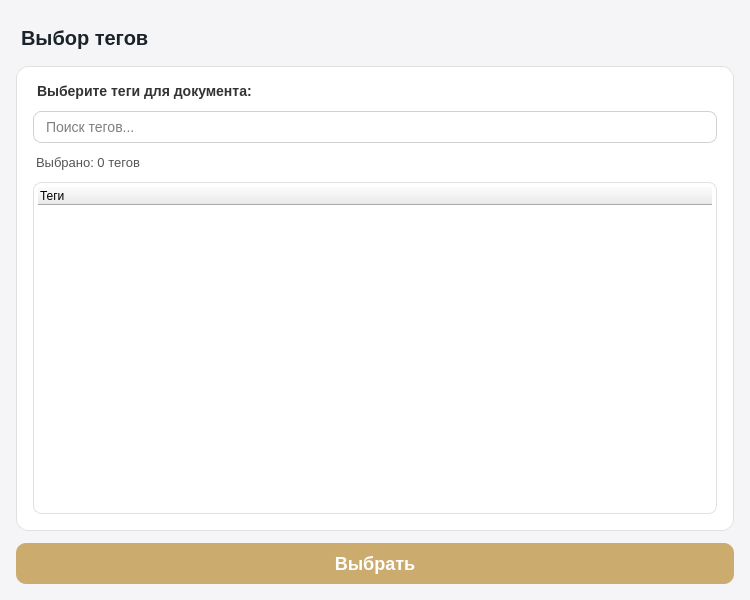
Old version of the form client/ui/documents/create/tag_selection_dialog.ui in the repository lerakaplich/Documents.
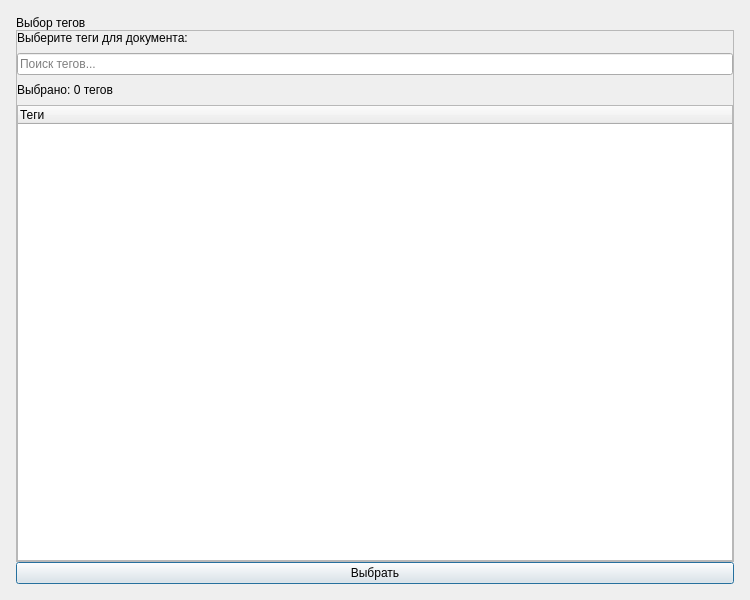
New version of the form.

What changed in the file:
```diff
--- a/client/ui/documents/create/tag_selection_dialog.ui
+++ b/client/ui/documents/create/tag_selection_dialog.ui
@@ -19,12 +19,12 @@
 }
 
 QDialog {
-    background-color: #F5F5F7;
-    color: black;
+    background-color: {BG_DIALOG_ALT};
+    color: {TEXT_BLACK};
 }
 
 QLabel#titleLabel {
-    color: #1B232A;
+    color: {TEXT_PRIMARY};
     font-size: 20px;
     font-weight: bold;
     background-color: transparent;
@@ -32,8 +32,8 @@
 }
 
 QFrame#contentFrame {
-    background-color: white;
-    border: 1px solid #E0E0E0;
+    background-color: {BG_CARD};
+    border: 1px solid {BORDER_LIGHT};
     border-radius: 12px;
     padding: 16px;
 }
@@ -41,50 +41,50 @@
 QLabel#instructionLabel {
     font-size: 14px;
     font-weight: bold;
-    color: #333;
+    color: {TEXT_HEADING};
     background-color: transparent;
     padding-bottom: 4px;
 }
 
 QLabel#selectionInfoLabel {
     font-size: 13px;
-    color: #555;
+    color: {TEXT_SECONDARY};
     background-color: transparent;
     padding: 4px 0px;
     border: none;
 }
 
 QLineEdit#searchEdit {
-    border: 1px solid #D0D0D0;
+    border: 1px solid {BORDER_INPUT};
     border-radius: 8px;
     padding: 6px 10px;
     font-size: 14px;
-    background-color: white;
+    background-color: {BG_INPUT};
 }
 QLineEdit#searchEdit:focus {
     border: 2px solid #D22730;
 }
 
 QTreeWidget#treeWidget {
-    border: 1px solid #E0E0E0;
+    border: 1px solid {BORDER_LIGHT};
     border-radius: 8px;
     background-color: transparent;
-    color: black;
+    color: {TEXT_BLACK};
     font-size: 14px;
     padding: 4px;
     outline: none;
 }
 QTreeWidget#treeWidget::item {
     padding: 8px 6px;
-    color: black;
+    color: {TEXT_BLACK};
 }
 QTreeWidget#treeWidget::item:selected {
-    background-color: #ccab6e;
-    color: white;
+    background-color: {ACCENT_PRIMARY};
+    color: {TEXT_ON_ACCENT};
 }
 QTreeWidget#treeWidget::item:hover {
-    background-color: #f0f0f0;
-    color: black;
+    background-color: {BG_HOVER_LIGHT};
+    color: {TEXT_BLACK};
 }
 
 /* Стили для чекбоксов */
@@ -93,9 +93,18 @@
     height: 18px;
 }
 
+QTreeWidget#treeWidget QHeaderView::section {
+    background-color: {BG_CARD};
+    color: {TEXT_PRIMARY};
+    border: none;
+    border-bottom: 1px solid {BORDER_LIGHT};
+    padding: 6px 8px;
+    font-weight: bold;
+}
+
 QPushButton#selectButton {
-    background-color: #ccab6e;
-    color: white;
+    background-color: {ACCENT_PRIMARY};
+    color: {TEXT_ON_ACCENT};
     border: none;
     border-radius: 10px;
     padding: 10px 20px;
@@ -112,8 +121,8 @@
 
 QPushButton#cancelButton {
     background-color: transparent;
-    color: #666;
-    border: 1px solid #D0D0D0;
+    color: {TEXT_MUTED};
+    border: 1px solid {BORDER_INPUT};
     border-radius: 10px;
     padding: 10px 20px;
     font-size: 18px;
@@ -121,22 +130,22 @@
     margin-top: 12px;
 }
 QPushButton#cancelButton:hover {
-    background-color: #f0f0f0;
-    border-color: #999;
+    background-color: {BG_HOVER_LIGHT};
+    border-color: {BORDER_HOVER};
 }
 QPushButton#cancelButton:pressed {
     background-color: #e0e0e0;
 }
 
 QScrollBar:vertical {
-    background: #F5F5F5;
+    background: {SCROLLBAR_BG};
     width: 8px;
     border-radius: 4px;
     margin: 0px;
     border: none;
 }
 QScrollBar::handle:vertical {
-    background: #C1C1C1;
+    background: {SCROLLBAR_HANDLE};
     border-radius: 4px;
     min-height: 20px;
 }
```
Left out of the diff: 12 changed lines with no effect on the pictures.
